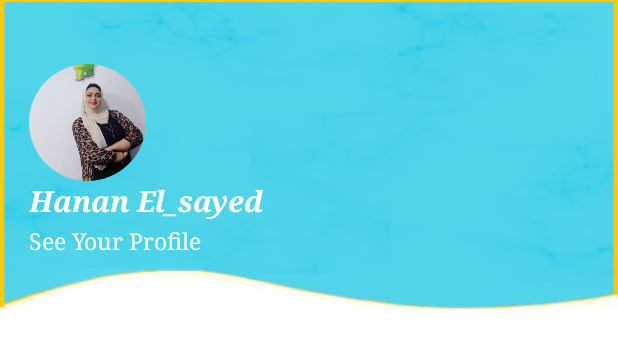
After one commit to Hanan-Elsayed/Can-You..-, an Android app: the layout nav_header.xml on its own in the app's theme, with its tools: preview values and no code run, on a phone screen of 412 x 824 dp. The commit adds this screen. Shown: the top 349 px of the screen. Run offline under Robolectric (Android 15) with nearby library versions, the phone set to English and light mode, and no system bars.

Commit message:
Navigation Drawer Header

```diff
--- a/app/build.gradle
+++ b/app/build.gradle
@@ -47,6 +47,7 @@ dependencies {
     implementation 'com.google.code.gson:gson:2.8.9'
     //material design implementation
     implementation 'com.google.android.material:material:1.8.0'
-
+    //circle image view implementation
+    implementation 'de.hdodenhof:circleimageview:3.1.0'
 
 }
--- /dev/null
+++ b/app/src/main/res/layout/nav_header.xml
@@ -0,0 +1,35 @@
+<?xml version="1.0" encoding="utf-8"?>
+<LinearLayout xmlns:android="http://schemas.android.com/apk/res/android"
+    android:orientation="vertical"
+    android:layout_width="match_parent"
+    android:layout_height="@dimen/_159sdp"
+    android:gravity="bottom"
+    android:padding="@dimen/_15sdp"
+    android:background="@drawable/headerbkg"
+    android:theme="@style/ThemeOverlay.AppCompat.Dark">
+    <de.hdodenhof.circleimageview.CircleImageView
+        android:layout_width="@dimen/_60sdp"
+        android:layout_height="@dimen/_60sdp"
+        android:src="@drawable/profilepicex"/>
+    <TextView
+        android:layout_width="wrap_content"
+        android:layout_height="wrap_content"
+        android:text="Hanan El_sayed"
+        android:textColor="@color/white"
+        android:textSize="@dimen/_15ssp"
+        android:textStyle="bold|italic"
+        android:fontFamily="serif"
+        android:layout_marginBottom="@dimen/_2sdp"
+
+        />
+
+    <TextView
+        android:layout_width="wrap_content"
+        android:layout_height="wrap_content"
+        android:text="@string/nav_header"
+        android:textColor="@color/white"
+        android:textSize="@dimen/_12ssp"
+        android:layout_marginBottom="@dimen/_13sdp"
+        android:fontFamily="serif"
+        />
+</LinearLayout>
--- a/app/src/main/res/values/strings.xml
+++ b/app/src/main/res/values/strings.xml
@@ -16,7 +16,7 @@
     <string name="confirm_pass_hint">Confirm Password</string>
     <string name="have_acc">I Have Account</string>
     <string name="select_hint">Select City</string>
-    // main activity
+    // Navigation Drawer
     <string name="open_nav">Open Navigation Drawer</string>
     <string name="close_nav">Close Navigation Drawer</string>
     <string name="home">Home</string>
@@ -25,7 +25,8 @@
     <string name="safe_doc">Safety Documentation</string>
     <string name="requests">Requests</string>
     <string name="about">About Us</string>
-    <!-- TODO: Remove or change this placeholder text -->
-    <string name="hello_blank_fragment">Hello blank fragment</string>
+    <string name="nav_header">See Your Profile</string>
+
+
 
 </resources>
```
Also changed, not shown: app/src/main/res/drawable/profilepicex.jpeg (added).
